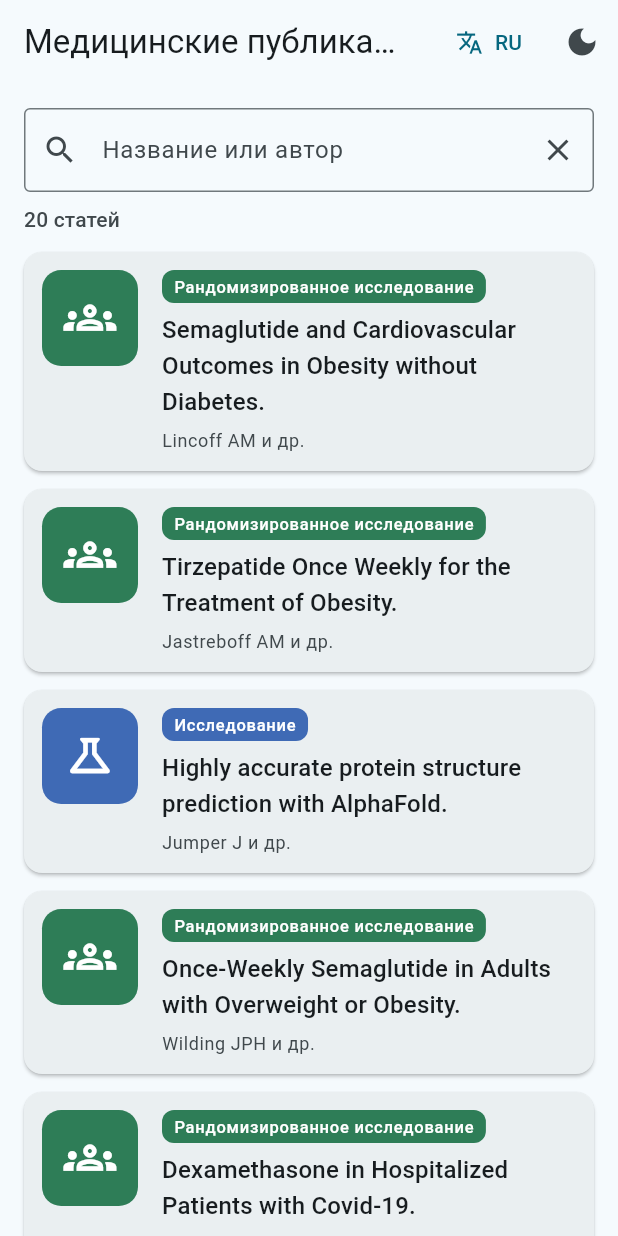
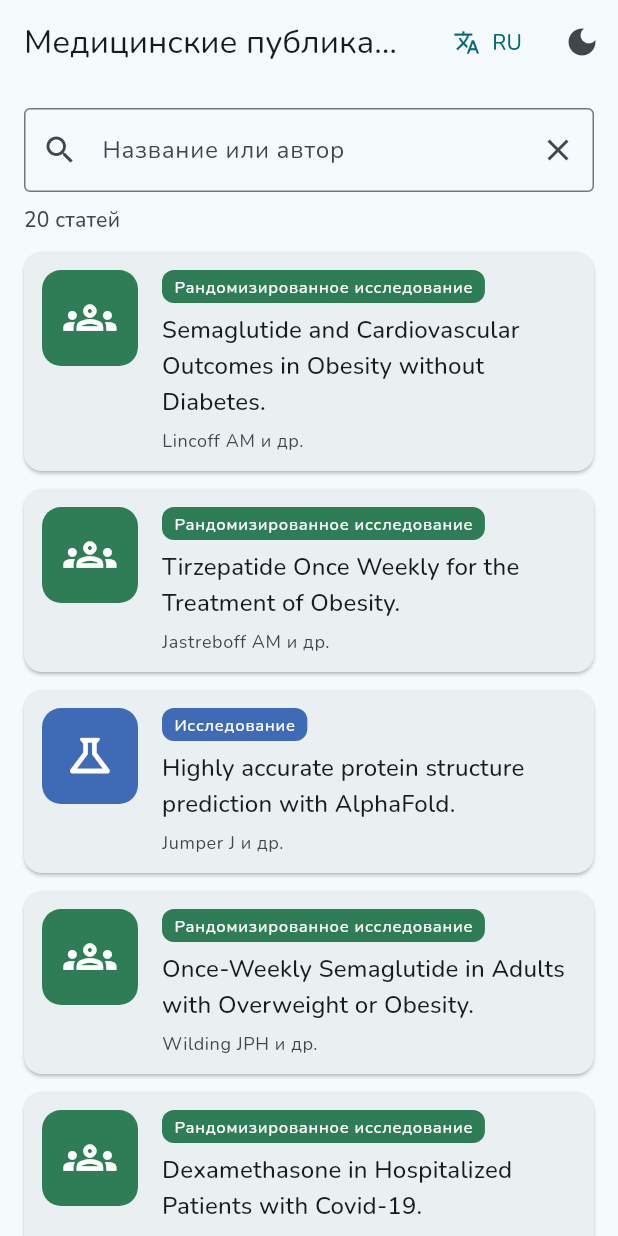
Before and after one commit to CancelTell/medicine-publications-flutter, a Flutter app: the screen it shows after launch, on a phone screen of 412 x 824 dp. Run offline on Flutter 3.47's test engine with Material 3 defaults, Android fonts, the phone set to English and light mode, and no system bars; our stand-ins replace flutter_bloc, go_router; generated files the repository leaves out were written again.

Commit message:
style(theme): шрифт Nunito в assets

```diff
--- a/lib/common/theme/app_theme.dart
+++ b/lib/common/theme/app_theme.dart
@@ -10,6 +10,6 @@ abstract final class AppTheme {
       seedColor: AppColors.seed,
       brightness: brightness,
     ),
-    fontFamily: 'Roboto'
+    fontFamily: 'Nunito'
   );
 }
```
Also changed, not shown: pubspec.yaml (+8 -0 lines), assets/fonts/Nunito-Bold.ttf (added), assets/fonts/Nunito-Medium.ttf (added), assets/fonts/Nunito-Regular.ttf (added).
